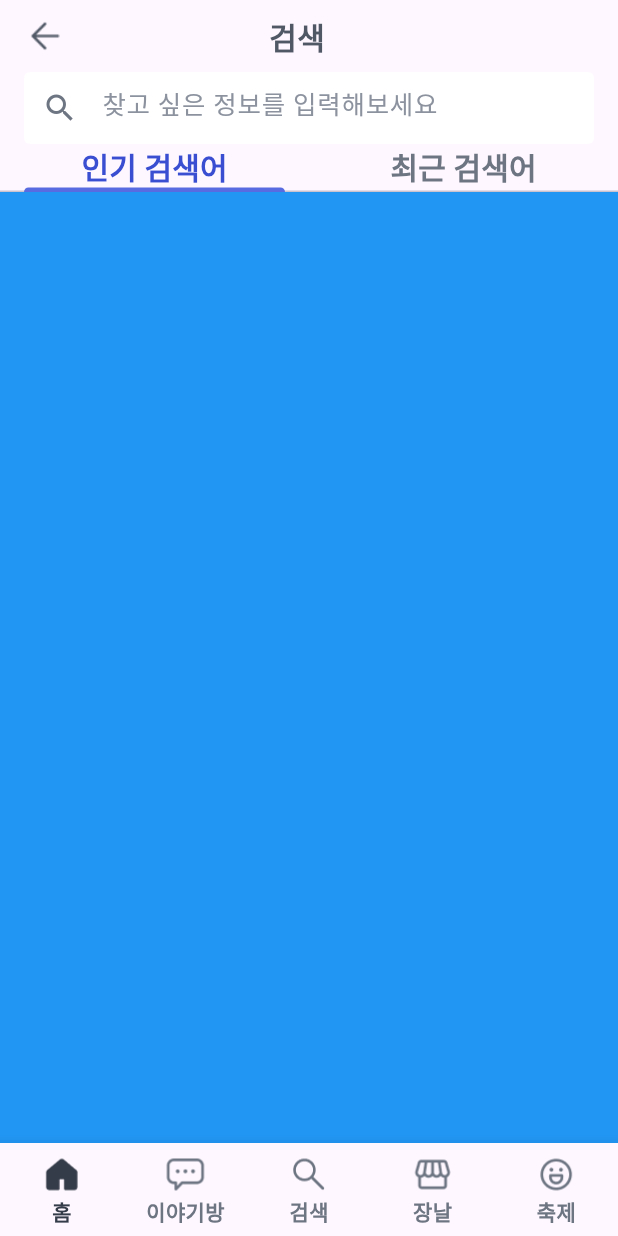
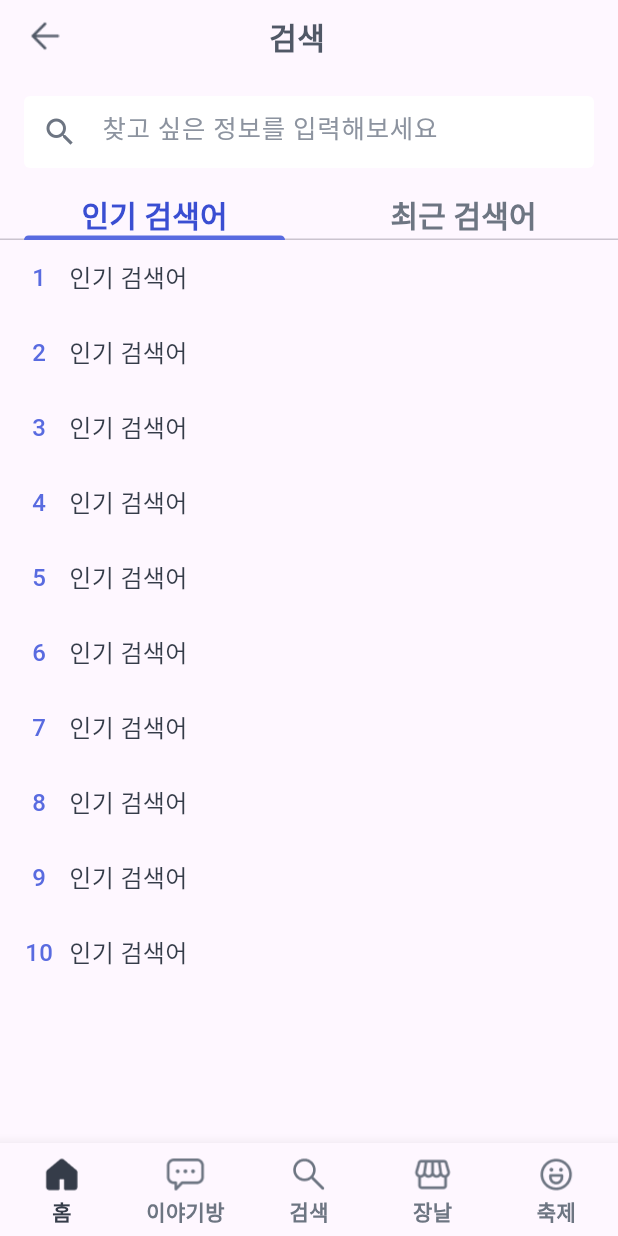
Before and after one commit to jaekyung-you/seenear_flutter, a Flutter app: the SearchScreen screen opened by its route, on a phone screen of 412 x 824 dp. Run offline on Flutter 3.47's test engine with Material 2 defaults, Android fonts, the phone set to English and light mode, and no system bars; our stand-ins replace carousel_slider, device_info_plus, dio, get, package_info_plus, permission_handler and 3 more; missing offline and left inert: dart:html, kakao_flutter_sdk_user; network calls fail; statements that could not run were skipped.

Commit message:
인기,최근 검색어 화면 UI 구현

```diff
--- a/lib/presentation/search/widget/search_screen.dart
+++ b/lib/presentation/search/widget/search_screen.dart
@@ -32,7 +32,7 @@ class _SearchScreenState extends State<SearchScreen> {
             child: BaseHeader(title: '검색'),
           ),
           Padding(
-            padding: const EdgeInsets.symmetric(horizontal: 16.0),
+            padding: const EdgeInsets.all(16.0),
             child: SizedBox(
               height: 48,
               child: TextField(
@@ -88,12 +88,8 @@ class _SearchScreenState extends State<SearchScreen> {
             child: TabBarView(
               controller: controller.tabController,
               children: [
-                Container(
-                  color: Colors.blue,
-                ),
-                Container(
-                  color: Colors.pink,
-                ),
+                searchPopularWidget(),
+                searchRecentWidget(),
               ],
             ),
           ),
@@ -101,4 +97,88 @@ class _SearchScreenState extends State<SearchScreen> {
       ),
     );
   }
+
+  Widget searchPopularWidget() {
+    return ListView.builder(
+        itemCount: 10,
+        itemBuilder: (context, index) {
+          return SizedBox(
+            height: 50,
+            child: Padding(
+              padding: const EdgeInsets.symmetric(horizontal: 16.0, vertical: 10.0),
+              child: Row(
+                mainAxisAlignment: MainAxisAlignment.start,
+                children: [
+                  SizedBox(
+                    width: 20,
+                    child: Center(
+                      child: Text(
+                        '${index + 1}',
+                        style: TextStyle(
+                          fontWeight: FontWeight.w500,
+                          fontSize: 16,
+                          color: SeenearColor.blue60,
+                        ),
+                      ),
+                    ),
+                  ),
+                  const SizedBox(
+                    width: 10,
+                  ),
+                  Text(
+                    '인기 검색어',
+                    style: TextStyle(
+                      fontWeight: FontWeight.w400,
+                      fontSize: 16,
+                      color: SeenearColor.grey70,
+                    ),
+                  ),
+                ],
+              ),
+            ),
+          );
+        });
+  }
+
+  Widget searchRecentWidget() {
+    return ListView.builder(
+        itemCount: 10,
+        itemBuilder: (context, index) {
+          return SizedBox(
+            height: 50,
+            child: Padding(
+              padding: const EdgeInsets.symmetric(horizontal: 16.0, vertical: 10.0),
+              child: Row(
+                mainAxisAlignment: MainAxisAlignment.start,
+                children: [
+                  SizedBox(
+                    width: 20,
+                    child: Center(
+                      child: Text(
+                        '${index + 1}',
+                        style: TextStyle(
+                          fontWeight: FontWeight.w500,
+                          fontSize: 16,
+                          color: SeenearColor.blue60,
+                        ),
+                      ),
+                    ),
+                  ),
+                  const SizedBox(
+                    width: 10,
+                  ),
+                  Text(
+                    '최근 검색어',
+                    style: TextStyle(
+                      fontWeight: FontWeight.w400,
+                      fontSize: 16,
+                      color: SeenearColor.grey70,
+                    ),
+                  ),
+                ],
+              ),
+            ),
+          );
+        });
+  }
 }
```
